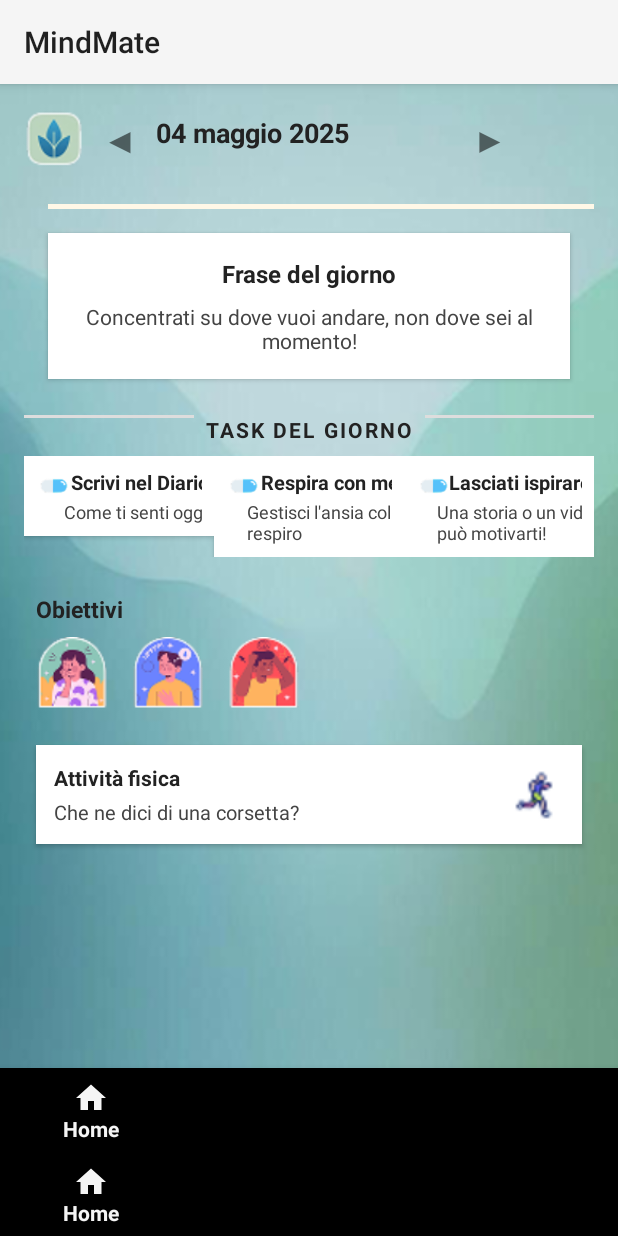
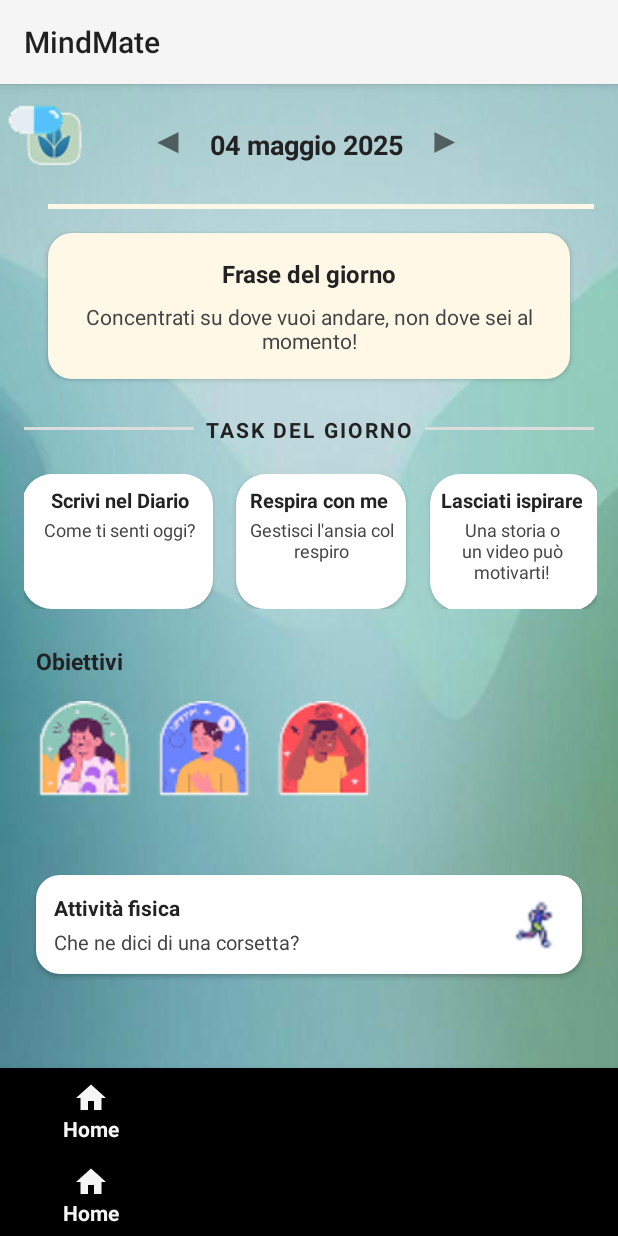
Before and after one commit to Kevins2205/MindMate, an Android app: the fragment HomeFragment placed in its activity, on a phone screen of 412 x 824 dp. Run offline under Robolectric (Android 15) with nearby library versions, the phone set to English and light mode, and no system bars.

Commit message:
aggiornata la grafica della homepage

````diff
--- /dev/null
+++ b/app/src/main/res/drawable/bg_attivita.xml
@@ -0,0 +1,5 @@
+<?xml version="1.0" encoding="utf-8"?>
+<shape xmlns:android="http://schemas.android.com/apk/res/android" android:shape="rectangle">
+    <corners android:radius="16dp"/>
+    <solid android:color="#FFF"/>
+</shape>
--- /dev/null
+++ b/app/src/main/res/drawable/bg_phrase.xml
@@ -0,0 +1,5 @@
+<?xml version="1.0" encoding="utf-8"?>
+<shape xmlns:android="http://schemas.android.com/apk/res/android" android:shape="rectangle">
+    <corners android:radius="16dp"/>
+    <solid android:color="#FFF8E7"/>
+</shape>
--- /dev/null
+++ b/app/src/main/res/drawable/bg_task.xml
@@ -0,0 +1,5 @@
+<?xml version="1.0" encoding="utf-8"?>
+<shape xmlns:android="http://schemas.android.com/apk/res/android" android:shape="rectangle">
+    <corners android:radius="20dp"/>
+    <solid android:color="#FFF"/>
+</shape>
--- a/app/src/main/res/layout/fragment_home.xml
+++ b/app/src/main/res/layout/fragment_home.xml
@@ -1,6 +1,7 @@
 <?xml version="1.0" encoding="utf-8"?>
 <androidx.constraintlayout.widget.ConstraintLayout xmlns:android="http://schemas.android.com/apk/res/android"
     xmlns:app="http://schemas.android.com/apk/res-auto"
+    xmlns:tools="http://schemas.android.com/tools"
     android:layout_width="match_parent"
     android:layout_height="match_parent"
     android:background="@drawable/image30">
@@ -18,48 +19,52 @@
         app:layout_constraintTop_toTopOf="parent" />
 
     <!-- Freccia sinistra -->
+
+    <!-- Data odierna -->
+
+    <!-- Freccia destra -->
+
+    <!-- Linea orizzontale bianco panna -->
+
     <TextView
         android:id="@+id/arrowLeft"
         android:layout_width="32dp"
         android:layout_height="32dp"
+        android:layout_marginStart="40dp"
+        android:layout_marginTop="20dp"
+        android:gravity="center"
         android:text="\u25C0"
         android:textSize="24sp"
-        android:gravity="center"
         app:layout_constraintStart_toEndOf="@id/logoMindMate"
-        app:layout_constraintTop_toTopOf="parent"
-        android:layout_marginTop="20dp"
-        android:layout_marginStart="8dp" />
+        app:layout_constraintTop_toTopOf="parent" />
 
-    <!-- Data odierna -->
     <TextView
         android:id="@+id/textDate"
         android:layout_width="wrap_content"
         android:layout_height="wrap_content"
+        android:layout_marginStart="12dp"
+        android:layout_marginTop="28dp"
         android:text="@string/date"
+        android:textColor="#222"
+        android:textSize="18sp"
         android:textStyle="bold"
-        android:textSize="18sp"
-        android:textColor="#222"
         app:layout_constraintStart_toEndOf="@id/arrowLeft"
-        app:layout_constraintTop_toTopOf="parent"
-        android:layout_marginTop="20dp"
-        android:layout_marginStart="8dp"
-        app:layout_constraintHorizontal_bias="0.0" />
+        app:layout_constraintTop_toTopOf="parent" />
 
-    <!-- Freccia destra -->
     <TextView
         android:id="@+id/arrowRight"
         android:layout_width="32dp"
         android:layout_height="32dp"
+        android:layout_marginStart="8dp"
+        android:layout_marginTop="20dp"
+        android:gravity="center"
         android:text="\u25B6"
         android:textSize="24sp"
-        android:gravity="center"
+        app:layout_constraintEnd_toEndOf="parent"
+        app:layout_constraintHorizontal_bias="0.04"
         app:layout_constraintStart_toEndOf="@id/textDate"
-        app:layout_constraintTop_toTopOf="parent"
-        android:layout_marginTop="20dp"
-        android:layout_marginStart="8dp"
-        app:layout_constraintEnd_toEndOf="parent" />
+        app:layout_constraintTop_toTopOf="parent" />
 
-    <!-- Linea orizzontale bianco panna -->
     <View
         android:id="@+id/headerLine"
         android:layout_width="0dp"
@@ -77,7 +82,7 @@
         android:id="@+id/dailyPhraseWrapper"
         android:layout_width="0dp"
         android:layout_height="wrap_content"
-        android:background="#FFF"
+        android:background="@drawable/bg_phrase"
         android:padding="16dp"
         android:elevation="2dp"
         app:layout_constraintTop_toBottomOf="@id/headerLine"
@@ -123,185 +128,208 @@
         android:layout_marginTop="24dp"
         android:layout_marginStart="16dp"
         android:layout_marginEnd="16dp">
+
         <View
             android:id="@+id/taskLineLeft"
             android:layout_width="0dp"
             android:layout_height="2dp"
+            android:layout_marginTop="8dp"
+            android:layout_marginEnd="8dp"
             android:background="#DDD"
+            app:layout_constraintEnd_toStartOf="@id/taskTitle"
             app:layout_constraintStart_toStartOf="parent"
-            app:layout_constraintEnd_toStartOf="@id/taskTitle"
-            app:layout_constraintTop_toTopOf="parent"
-            android:layout_marginEnd="8dp" />
+            app:layout_constraintTop_toTopOf="parent" />
+
         <TextView
             android:id="@+id/taskTitle"
             android:layout_width="wrap_content"
             android:layout_height="wrap_content"
+            android:letterSpacing="0.1"
             android:text="@string/task_title"
+            android:textColor="#222"
+            android:textSize="14sp"
             android:textStyle="bold"
-            android:textSize="14sp"
-            android:textColor="#222"
-            android:letterSpacing="0.1"
-            app:layout_constraintTop_toTopOf="parent"
+            app:layout_constraintEnd_toStartOf="@id/taskLineRight"
+            app:layout_constraintHorizontal_bias="0.5"
             app:layout_constraintStart_toEndOf="@id/taskLineLeft"
-            app:layout_constraintEnd_toStartOf="@id/taskLineRight"
-            app:layout_constraintHorizontal_bias="0.5" />
+            app:layout_constraintTop_toTopOf="parent" />
+
         <View
             android:id="@+id/taskLineRight"
             android:layout_width="0dp"
             android:layout_height="2dp"
+            android:layout_marginStart="8dp"
+            android:layout_marginTop="8dp"
             android:background="#DDD"
+            app:layout_constraintEnd_toEndOf="parent"
             app:layout_constraintStart_toEndOf="@id/taskTitle"
-            app:layout_constraintEnd_toEndOf="parent"
-            app:layout_constraintTop_toTopOf="parent"
-            android:layout_marginStart="8dp" />
+            app:layout_constraintTop_toTopOf="parent" />
     </androidx.constraintlayout.widget.ConstraintLayout>
 
     <!-- 3 task wrapper orizzontali -->
+
+    <!-- Obiettivi -->
     <androidx.constraintlayout.widget.ConstraintLayout
         android:id="@+id/tasksWrapper"
-        android:layout_width="0dp"
-        android:layout_height="wrap_content"
-        app:layout_constraintTop_toBottomOf="@id/taskSection"
+        android:layout_width="382dp"
+        android:layout_height="90dp"
+        android:layout_marginStart="16dp"
+        android:layout_marginTop="20dp"
+        android:layout_marginEnd="16dp"
+        app:layout_constraintEnd_toEndOf="parent"
+        app:layout_constraintHorizontal_bias="0.0"
         app:layout_constraintStart_toStartOf="parent"
-        app:layout_constraintEnd_toEndOf="parent"
-        android:layout_marginTop="8dp"
-        android:layout_marginStart="16dp"
-        android:layout_marginEnd="16dp">
+        app:layout_constraintTop_toBottomOf="@id/taskSection">
         <!-- Task 1 -->
         <androidx.constraintlayout.widget.ConstraintLayout
             android:id="@+id/task1"
-            android:layout_width="0dp"
-            android:layout_height="wrap_content"
-            app:layout_constraintStart_toStartOf="parent"
-            app:layout_constraintTop_toTopOf="parent"
+            android:layout_width="127dp"
+            android:layout_height="90dp"
+            android:elevation="2dp"
+            android:padding="8dp"
+            android:background="@drawable/bg_task"
             app:layout_constraintEnd_toStartOf="@id/task2"
             app:layout_constraintHorizontal_weight="1"
-            android:background="#FFF"
-            android:elevation="2dp"
-            android:padding="8dp">
-            <ImageView
-                android:id="@+id/task1_img"
-                android:layout_width="24dp"
-                android:layout_height="24dp"
-                android:src="@drawable/pill"
-                android:contentDescription="@string/task1_title"
-                app:layout_constraintStart_toStartOf="parent"
-                app:layout_constraintTop_toTopOf="parent" />
+            app:layout_constraintStart_toStartOf="parent"
+            app:layout_constraintTop_toTopOf="parent">
+
             <TextView
                 android:id="@+id/task1_title"
                 android:layout_width="wrap_content"
                 android:layout_height="wrap_content"
+                android:layout_marginEnd="8dp"
                 android:text="@string/task1_title"
+                android:textColor="#222"
+                android:textSize="13sp"
                 android:textStyle="bold"
-                android:textSize="13sp"
-                android:textColor="#222"
-                app:layout_constraintTop_toTopOf="parent"
-                app:layout_constraintStart_toEndOf="@id/task1_img"
+
                 app:layout_constraintEnd_toEndOf="parent"
-                android:layout_marginStart="4dp" />
+                app:layout_constraintTop_toTopOf="parent" />
+
             <TextView
                 android:id="@+id/task1_desc"
                 android:layout_width="wrap_content"
                 android:layout_height="wrap_content"
+                android:layout_marginTop="2dp"
                 android:text="@string/task1_desc"
+                android:textColor="#444"
                 android:textSize="12sp"
-                android:textColor="#444"
-                app:layout_constraintTop_toBottomOf="@id/task1_title"
+                app:layout_constraintEnd_toEndOf="@id/task1_title"
                 app:layout_constraintStart_toStartOf="@id/task1_title"
-                app:layout_constraintEnd_toEndOf="@id/task1_title"
-                android:layout_marginTop="2dp" />
+                app:layout_constraintTop_toBottomOf="@id/task1_title" />
+
         </androidx.constraintlayout.widget.ConstraintLayout>
         <!-- Task 2 -->
         <androidx.constraintlayout.widget.ConstraintLayout
             android:id="@+id/task2"
-            android:layout_width="0dp"
-            android:layout_height="wrap_content"
-            app:layout_constraintStart_toEndOf="@id/task1"
-            app:layout_constraintTop_toTopOf="parent"
+            android:layout_width="113dp"
+            android:layout_height="90dp"
+            android:layout_marginStart="16dp"
+            android:background="@drawable/bg_task"
+            android:elevation="2dp"
+            android:padding="8dp"
             app:layout_constraintEnd_toStartOf="@id/task3"
             app:layout_constraintHorizontal_weight="1"
-            android:background="#FFF"
-            android:elevation="2dp"
-            android:padding="8dp">
-            <ImageView
-                android:id="@+id/task2_img"
-                android:layout_width="24dp"
-                android:layout_height="24dp"
-                android:src="@drawable/pill"
-                android:contentDescription="@string/task2_title"
-                app:layout_constraintStart_toStartOf="parent"
-                app:layout_constraintTop_toTopOf="parent" />
+            app:layout_constraintStart_toEndOf="@id/task1"
+            app:layout_constraintTop_toTopOf="parent">
+
             <TextView
                 android:id="@+id/task2_title"
                 android:layout_width="wrap_content"
                 android:layout_height="wrap_content"
+                android:layout_marginEnd="4dp"
                 android:text="@string/task2_title"
+                android:textColor="#222"
+                android:textSize="13sp"
                 android:textStyle="bold"
-                android:textSize="13sp"
-                android:textColor="#222"
-                app:layout_constraintTop_toTopOf="parent"
-                app:layout_constraintStart_toEndOf="@id/task2_img"
                 app:layout_constraintEnd_toEndOf="parent"
-                android:layout_marginStart="4dp" />
+                app:layout_constraintTop_toTopOf="parent" />
+
             <TextView
                 android:id="@+id/task2_desc"
                 android:layout_width="wrap_content"
                 android:layout_height="wrap_content"
+                android:layout_marginTop="2dp"
                 android:text="@string/task2_desc"
+                android:textColor="#444"
                 android:textSize="12sp"
-                android:textColor="#444"
-                app:layout_constraintTop_toBottomOf="@id/task2_title"
-                app:layout_constraintStart_toStartOf="@id/task2_title"
-                app:layout_constraintEnd_toEndOf="@id/task2_title"
-                android:layout_marginTop="2dp" />
+                android:gravity="center"
+                app:layout_constraintEnd_toEndOf="parent"
+                app:layout_constraintHorizontal_bias="0.5"
+                app:layout_constraintStart_toStartOf="parent"
+                app:layout_constraintTop_toBottomOf="@id/task2_title" />
         </androidx.constraintlayout.widget.ConstraintLayout>
         <!-- Task 3 -->
         <androidx.constraintlayout.widget.ConstraintLayout
             android:id="@+id/task3"
-            android:layout_width="0dp"
-            android:layout_height="wrap_content"
-            app:layout_constraintStart_toEndOf="@id/task2"
-            app:layout_constraintTop_toTopOf="parent"
+            android:layout_width="113dp"
+            android:layout_height="91dp"
+            android:layout_marginStart="16dp"
+            android:background="@drawable/bg_task"
+            android:elevation="2dp"
+            android:padding="8dp"
             app:layout_constraintEnd_toEndOf="parent"
             app:layout_constraintHorizontal_weight="1"
-            android:background="#FFF"
-            android:elevation="2dp"
-            android:padding="8dp">
-            <ImageView
-                android:id="@+id/task3_img"
-                android:layout_width="24dp"
-                android:layout_height="24dp"
-                android:src="@drawable/pill"
-                android:contentDescription="@string/task3_title"
-                app:layout_constraintStart_toStartOf="parent"
-                app:layout_constraintTop_toTopOf="parent" />
+            app:layout_constraintStart_toEndOf="@id/task2"
+            app:layout_constraintTop_toTopOf="parent">
+
             <TextView
                 android:id="@+id/task3_title"
                 android:layout_width="wrap_content"
                 android:layout_height="wrap_content"
+                android:layout_marginEnd="4dp"
                 android:text="@string/task3_title"
+                android:textColor="#222"
+                android:textSize="13sp"
                 android:textStyle="bold"
-                android:textSize="13sp"
-                android:textColor="#222"
-                app:layout_constraintTop_toTopOf="parent"
-                app:layout_constraintStart_toEndOf="@id/task3_img"
                 app:layout_constraintEnd_toEndOf="parent"
-                android:layout_marginStart="4dp" />
+                app:layout_constraintTop_toTopOf="parent" />
+
             <TextView
                 android:id="@+id/task3_desc"
                 android:layout_width="wrap_content"
                 android:layout_height="wrap_content"
+                android:layout_marginTop="2dp"
                 android:text="@string/task3_desc"
+                android:textColor="#444"
                 android:textSize="12sp"
-                android:textColor="#444"
-                app:layout_constraintTop_toBottomOf="@id/task3_title"
+                android:gravity="center"
+                app:layout_constraintEnd_toEndOf="@id/task3_title"
                 app:layout_constraintStart_toStartOf="@id/task3_title"
-                app:layout_constraintEnd_toEndOf="@id/task3_title"
-                android:layout_marginTop="2dp" />
+                app:layout_constraintTop_toBottomOf="@id/task3_title" />
         </androidx.constraintlayout.widget.ConstraintLayout>
     </androidx.constraintlayout.widget.ConstraintLayout>
 
-    <!-- Obiettivi -->
+    <ImageView
+        android:id="@+id/task1_img"
+        android:layout_width="48dp"
+        android:layout_height="48dp"
+        android:contentDescription="@string/task1_title"
+        android:src="@drawable/pill"
+        tools:ignore="MissingConstraints"
+        tools:layout_editor_absoluteX="0dp"
+        tools:layout_editor_absoluteY="234dp" />
+
+    <ImageView
+        android:id="@+id/task2_img"
+        android:layout_width="48dp"
+        android:layout_height="48dp"
+        android:contentDescription="@string/task2_title"
+        android:src="@drawable/pill"
+        tools:ignore="MissingConstraints"
+        tools:layout_editor_absoluteX="140dp"
+        tools:layout_editor_absoluteY="234dp" />
+
+    <ImageView
+        android:id="@+id/task3_img"
+        android:layout_width="48dp"
+        android:layout_height="48dp"
+        android:contentDescription="@string/task3_title"
+        android:src="@drawable/pill"
+        tools:layout_editor_absoluteX="270dp"
+        tools:layout_editor_absoluteY="234dp"
+        tools:ignore="MissingConstraints" />
+
     <TextView
         android:id="@+id/obiettiviTitle"
         android:layout_width="wrap_content"
@@ -315,89 +343,98 @@
         app:layout_constraintTop_toBottomOf="@id/tasksWrapper"
         app:layout_constraintStart_toStartOf="parent" />
 
+    <!-- Attività fisica -->
+
+    <!-- Bottom Navigation Bar -->
+
     <androidx.constraintlayout.widget.ConstraintLayout
         android:id="@+id/obiettiviWrapper"
         android:layout_width="wrap_content"
         android:layout_height="wrap_content"
-        app:layout_constraintTop_toBottomOf="@id/obiettiviTitle"
+        android:layout_marginStart="24dp"
+        android:layout_marginTop="16dp"
         app:layout_constraintStart_toStartOf="parent"
-        android:layout_marginTop="8dp"
-        android:layout_marginStart="24dp">
+        app:layout_constraintTop_toBottomOf="@id/obiettiviTitle">
+
         <ImageView
             android:id="@+id/obiettivo1_img"
-            android:layout_width="48dp"
-            android:layout_height="48dp"
+            android:layout_width="64dp"
+            android:layout_height="64dp"
+            android:contentDescription="ridurre lo stress"
             android:src="@drawable/obiettivo1"
-            android:contentDescription="ridurre lo stress"
             app:layout_constraintStart_toStartOf="parent"
             app:layout_constraintTop_toTopOf="parent" />
+
         <ImageView
             android:id="@+id/obiettivo2_img"
-            android:layout_width="48dp"
-            android:layout_height="48dp"
+            android:layout_width="64dp"
+            android:layout_height="64dp"
+            android:layout_marginStart="16dp"
+            android:contentDescription="rilassarsi"
             android:src="@drawable/obiettivo2"
-            android:contentDescription="rilassarsi"
             app:layout_constraintStart_toEndOf="@id/obiettivo1_img"
-            app:layout_constraintTop_toTopOf="parent"
-            android:layout_marginStart="16dp" />
+            app:layout_constraintTop_toTopOf="parent" />
+
         <ImageView
             android:id="@+id/obiettivo3_img"
-            android:layout_width="48dp"
-            android:layout_height="48dp"
+            android:layout_width="64dp"
+            android:layout_height="64dp"
+            android:layout_marginStart="16dp"
+            android:contentDescription="gestire la rabbia"
             android:src="@drawable/obiettivo3"
-            android:contentDescription="gestire la rabbia"
             app:layout_constraintStart_toEndOf="@id/obiettivo2_img"
-            app:layout_constraintTop_toTopOf="parent"
-            android:layout_marginStart="16dp" />
+            app:layout_constraintTop_toTopOf="parent" />
     </androidx.constraintlayout.widget.ConstraintLayout>
 
-    <!-- Attività fisica -->
     <androidx.constraintlayout.widget.ConstraintLayout
         android:id="@+id/attivitaFisicaWrapper"
         android:layout_width="0dp"
         android:layout_height="wrap_content"
-        android:background="#FFF"
+        android:layout_marginStart="24dp"
+        android:layout_marginTop="52dp"
+        android:layout_marginEnd="24dp"
+        android:background="@drawable/bg_attivita"
         android:elevation="2dp"
         android:padding="12dp"
-        app:layout_constraintTop_toBottomOf="@id/obiettiviWrapper"
+        app:layout_constraintEnd_toEndOf="parent"
+        app:layout_constraintHorizontal_bias="0.0"
         app:layout_constraintStart_toStartOf="parent"
-        app:layout_constraintEnd_toEndOf="parent"
-        android:layout_marginTop="24dp"
-        android:layout_marginStart="24dp"
-        android:layout_marginEnd="24dp">
+        app:layout_constraintTop_toBottomOf="@id/obiettiviWrapper">
+
         <TextView
             android:id="@+id/attivitaFisicaTitle"
             android:layout_width="wrap_content"
             android:layout_height="wrap_content"
             android:text="@string/attivita_fisica"
+            android:textColor="#222"
+            android:textSize="14sp"
             android:textStyle="bold"
-            android:textSize="14sp"
-            android:textColor="#222"
             app:layout_constraintStart_toStartOf="parent"
             app:layout_constraintTop_toTopOf="parent" />
+
         <TextView
             android:id="@+id/attivitaFisicaDesc"
             android:layout_width="wrap_content"
             android:layout_height="wrap_content"
+            android:layout_marginTop="4dp"
             android:text="@string/attivita_fisica_desc"
+            android:textColor="#444"
             android:textSize="13sp"
-            android:textColor="#444"
             app:layout_constraintStart_toStartOf="@id/attivitaFisicaTitle"
-            app:layout_constraintTop_toBottomOf="@id/attivitaFisicaTitle"
-            android:layout_marginTop="4dp" />
+            app:layout_constraintTop_toBottomOf="@id/attivitaFisicaTitle" />
+
         <ImageView
             android:id="@+id/running_img"
             android:layout_width="40dp"
             android:layout_height="40dp"
+            android:layout_marginStart="16dp"
+            android:contentDescription="corsa"
             android:src="@drawable/running"
-            android:contentDescription="corsa"
+            app:layout_constraintBottom_toBottomOf="parent"
             app:layout_constraintEnd_toEndOf="parent"
-            app:layout_constraintTop_toTopOf="parent"
-            app:layout_constraintBottom_toBottomOf="parent"
-            android:layout_marginStart="16dp" />
+            app:layout_constraintTop_toTopOf="parent" />
     </androidx.constraintlayout.widget.ConstraintLayout>
 
-    <!-- Bottom Navigation Bar -->
     <com.google.android.material.bottomnavigation.BottomNavigationView
         android:id="@+id/bottomNavigationView"
         android:layout_width="match_parent"
@@ -407,6 +444,6 @@
         app:layout_constraintBottom_toBottomOf="parent"
         app:layout_constraintStart_toStartOf="parent"
         app:layout_constraintEnd_toEndOf="parent"/>
-    ```
+
 
 </androidx.constraintlayout.widget.ConstraintLayout>
````
